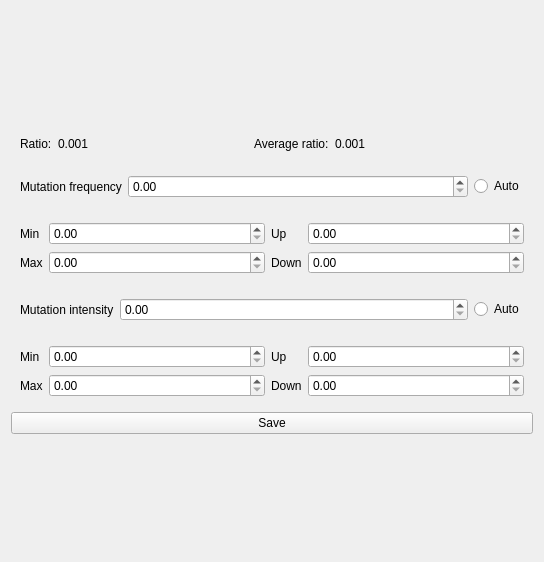
Before: the Qt Designer form ui/control-form.ui in ponyprediction/client, drawn with Qt 5.
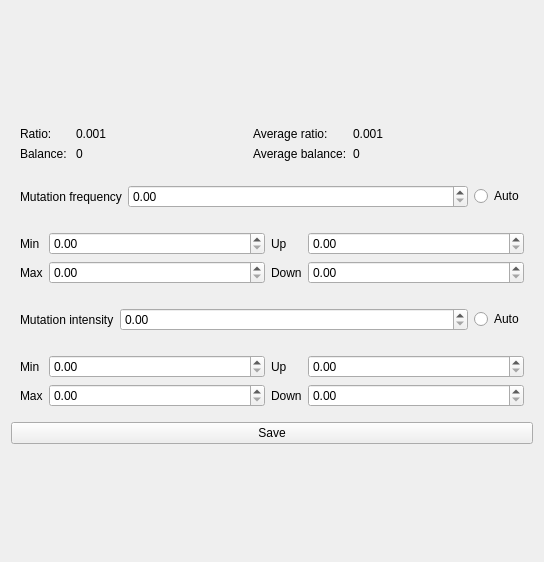
After: the same form once the commit is applied.

Commit message: Prise en compte de la balance plutôt que du ratio

Patch:
```diff
--- a/ui/control-form.ui
+++ b/ui/control-form.ui
@@ -285,6 +285,37 @@
         </property>
        </widget>
       </item>
+      <item row="1" column="2">
+       <widget class="QLabel" name="labelAverageBalance">
+        <property name="text">
+         <string>Average balance:</string>
+        </property>
+       </widget>
+      </item>
+      <item row="1" column="0">
+       <widget class="QLabel" name="labelBalance">
+        <property name="text">
+         <string>Balance: </string>
+        </property>
+       </widget>
+      </item>
+      <item row="1" column="1">
+       <widget class="QLabel" name="labelBalanceValue">
+        <property name="frameShape">
+         <enum>QFrame::NoFrame</enum>
+        </property>
+        <property name="text">
+         <string>0</string>
+        </property>
+       </widget>
+      </item>
+      <item row="1" column="3">
+       <widget class="QLabel" name="labelAverageBalanceValue">
+        <property name="text">
+         <string>0</string>
+        </property>
+       </widget>
+      </item>
      </layout>
     </widget>
    </item>
```
The commit also changes 6 other files.
